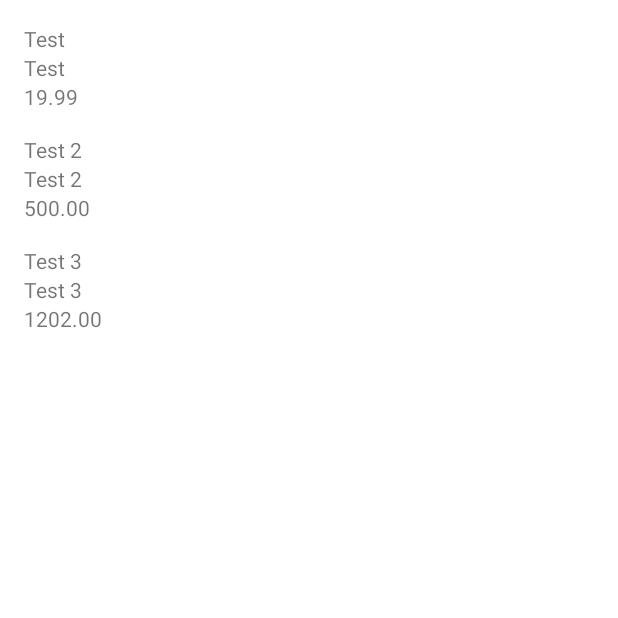
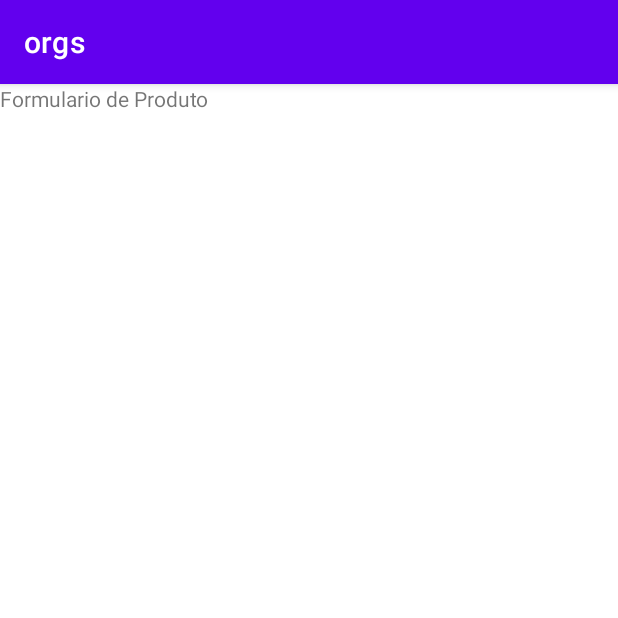
Before and after one commit to JuanRodriguesDev/Orgs, an Android app: the screen it shows after launch (MainActivity before the commit, FormsActivity after it), on a phone screen of 412 x 824 dp, the top half of it. Run offline under Robolectric (Android 15) with nearby library versions, the phone set to English and light mode, and no system bars.

Commit message:
Forms integration

```diff
--- /dev/null
+++ b/app/src/main/java/com/project/orgs/ui/activity/FormsActivity.kt
@@ -0,0 +1,9 @@
+package com.project.orgs.ui.activity
+
+import androidx.appcompat.app.AppCompatActivity
+import android.os.Bundle
+import com.project.orgs.R
+
+
+class FormsActivity : AppCompatActivity(R.layout.activity_forms) {
+    }
--- a/app/src/main/java/com/project/orgs/ui/activity/MainActivity.kt
+++ b/app/src/main/java/com/project/orgs/ui/activity/MainActivity.kt
@@ -2,6 +2,7 @@ package com.project.orgs.ui.activity
 
 import android.app.Activity
 import android.os.Bundle
+import androidx.appcompat.app.AppCompatActivity
 import androidx.recyclerview.widget.LinearLayoutManager
 import androidx.recyclerview.widget.RecyclerView
 import com.project.orgs.ListaProdutosAdapter
@@ -9,19 +10,13 @@ import com.project.orgs.Produto
 import com.project.orgs.R
 import java.math.BigDecimal
 
-class MainActivity: Activity() {
+class MainActivity: AppCompatActivity() {
 
     override fun onCreate(savedInstanceState: Bundle?) {
         super.onCreate(savedInstanceState)
 
         setContentView(R.layout.main_activity)
 
-//        val name = findViewById<TextView>(R.id.name)
-//        name.text = ("cesta de fruta")
-//        val description = findViewById<TextView>(R.id.description)
-//        description.text = ("Laranja, Manga e Uva")
-//        val value = findViewById<TextView>(R.id.value)
-//        value.text = ("R$ 19,99")
         val recyclerView = findViewById<RecyclerView>(R.id.recyclerView)
         recyclerView.adapter = ListaProdutosAdapter(context = this, produtos = listOf(
             Produto(nome = "Test",
@@ -31,10 +26,17 @@ class MainActivity: Activity() {
                 descricao = "test desc 2 ",
                 value = BigDecimal("500.00")),
             Produto(nome = "Test 3",
-                descricao = "test desc 3 ",
+                descricao = "test desc",
                 value = BigDecimal("1202.00"))
         ))
 //        recyclerView.layoutManager = LinearLayoutManager(this)
     }
 
 }
+
+//        val name = findViewById<TextView>(R.id.name)
+//        name.text = ("cesta de fruta")
+//        val description = findViewById<TextView>(R.id.description)
+//        description.text = ("Laranja, Manga e Uva")
+//        val value = findViewById<TextView>(R.id.value)
+//        value.text = ("R$ 19,99")
--- a/app/src/main/res/layout/activity_form.xml
+++ b/app/src/main/res/layout/activity_forms.xml
@@ -4,6 +4,11 @@
     xmlns:tools="http://schemas.android.com/tools"
     android:layout_width="match_parent"
     android:layout_height="match_parent"
-    tools:context=".Activity_Form">
+    tools:context=".ui.activity.FormsActivity">
+
+    <TextView
+        android:layout_width="match_parent"
+        android:layout_height="wrap_content"
+        android:text="Formulario de Produto"/>
 
 </androidx.constraintlayout.widget.ConstraintLayout>
```
Also changed, not shown: app/src/main/AndroidManifest.xml (+17 -6 lines), app/src/main/java/com/project/orgs/Activity_Form.kt (deleted, +0 -11 lines).
